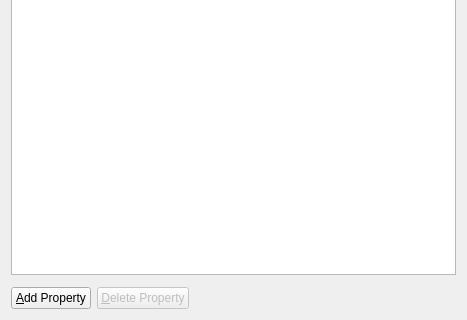
First picture: the form in src/qt-widgets/EditFeaturePropertiesWidgetUi.ui, repository GPlates/GPlates, before the edit; both pictures show x 0 to 467 and y 253 to 573 of the 467 by 573 pixel window.
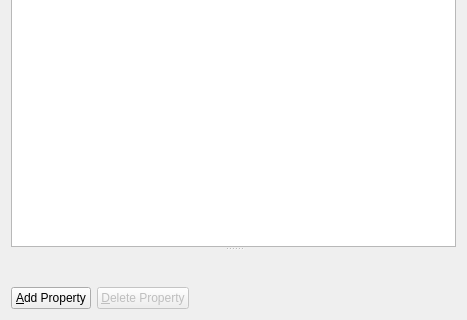
Second picture: the form after the edit. Icons and pictures are not drawn.

Commit message: (trunk) Put GUI splitter in Edit Feature Properties widget. Requested by Christian so we can make more room when editing shapefile attributes.

```diff
--- a/src/qt-widgets/EditFeaturePropertiesWidgetUi.ui
+++ b/src/qt-widgets/EditFeaturePropertiesWidgetUi.ui
@@ -15,11 +15,15 @@
   <property name="windowIcon" >
    <iconset resource="../qt-resources/qt_widgets.qrc" >:/gnome_gtk_edit_16.png</iconset>
   </property>
-  <layout class="QVBoxLayout" >
+  <layout class="QVBoxLayout" name="verticalLayout">
    <item>
-    <widget class="QTableView" name="property_table" >
-     <property name="sizePolicy" >
-      <sizepolicy vsizetype="Preferred" hsizetype="Expanding" >
+    <widget class="QSplitter" name="splitter">
+     <property name="orientation">
+      <enum>Qt::Vertical</enum>
+     </property>
+     <widget class="QTableView" name="property_table">
+      <property name="sizePolicy">
+       <sizepolicy hsizetype="Expanding" vsizetype="Preferred">
        <horstretch>0</horstretch>
        <verstretch>1</verstretch>
       </sizepolicy>
@@ -37,15 +41,14 @@
       <enum>QAbstractItemView::ScrollPerPixel</enum>
      </property>
     </widget>
+     <widget class="QWidget" name="placeholder_edit_widget" native="true"/>
+    </widget>
    </item>
    <item>
-    <widget class="QWidget" native="1" name="placeholder_edit_widget" />
-   </item>
+    <layout class="QHBoxLayout">
    <item>
-    <layout class="QHBoxLayout" >
-     <item>
-      <widget class="QPushButton" name="button_add_property" >
-       <property name="text" >
+      <widget class="QPushButton" name="button_add_property">
+       <property name="text">
         <string>&amp;Add Property</string>
        </property>
       </widget>
```
Left out of the diff: 35 changed lines with no effect on the pictures. Lines whose indentation alone changed are shown as unchanged.
